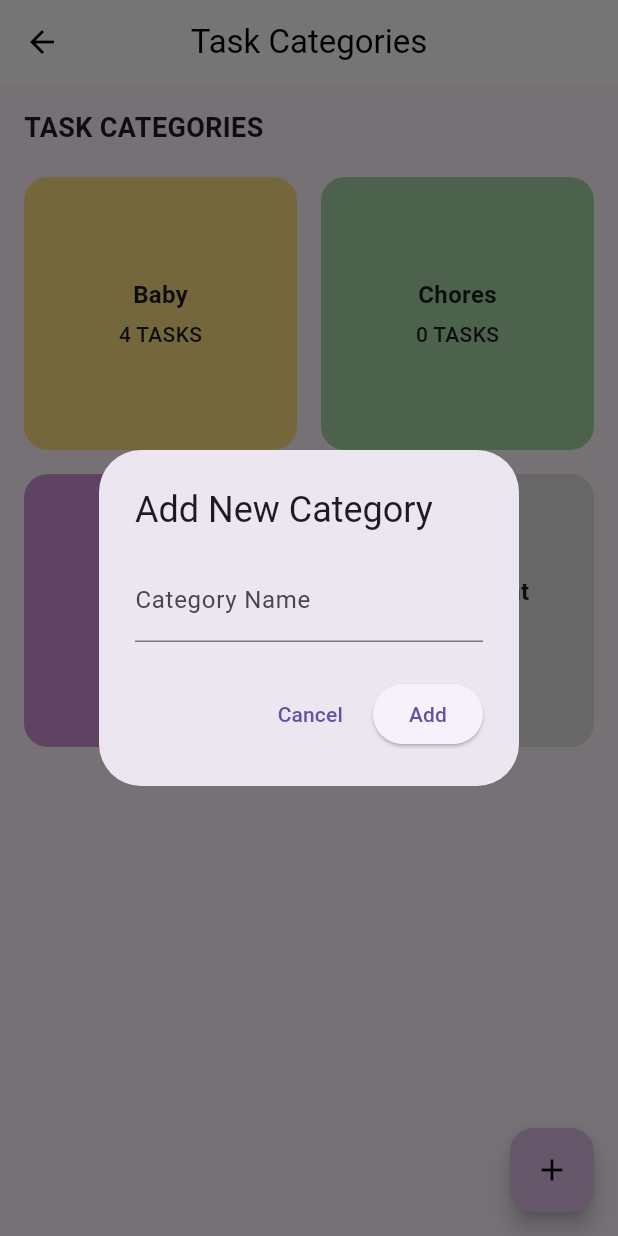
After one commit to zliu46/partners, a Flutter app: the TaskCategoriesPage screen opened by its route, after a tap on the "add" icon, on a phone screen of 412 x 824 dp. The commit adds this screen. Run offline on Flutter 3.47's test engine with Material 3 defaults, Android fonts, the phone set to English and light mode, and no system bars; our stand-ins replace firebase_auth, firebase_core; accounts and stored records are empty.

Commit message:
Create a add category dialog, update task_categories_page.dart, update provider

```diff
--- a/lib/pages/task_categories_page.dart
+++ b/lib/pages/task_categories_page.dart
@@ -1,6 +1,7 @@
 import 'package:flutter/material.dart';
 import 'package:provider/provider.dart';
 import '../provider/task_provider.dart';
+import '../widgets/add_category_dialog.dart';
 import '../widgets/task_category_card.dart';
 
 class TaskCategoriesPage extends StatelessWidget {
@@ -65,7 +66,7 @@ class TaskCategoriesPage extends StatelessWidget {
       // Floating Action Button to Add Category
       floatingActionButton: FloatingActionButton(
         onPressed: () {
-          _showAddCategoryDialog(context, taskProvider);
+          showAddCategoryDialog(context);
         },
         backgroundColor: Colors.purple[100],
         child: const Icon(Icons.add, color: Colors.black),
--- a/lib/provider/task_provider.dart
+++ b/lib/provider/task_provider.dart
@@ -42,7 +42,7 @@ class TaskProvider extends ChangeNotifier {
 
   final List<TaskCategory> _categories = [
     TaskCategory(title: "Baby", color: Colors.amber[200]!),
-    TaskCategory(title: "Room", color: Colors.green[200]!),
+    TaskCategory(title: "Chores", color: Colors.green[200]!),
     TaskCategory(title: "Groceries", color: Colors.purple[200]!),
     TaskCategory(title: "Appointment", color: Colors.grey[300]!),
   ];
--- /dev/null
+++ b/lib/widgets/add_category_dialog.dart
@@ -0,0 +1,50 @@
+import 'package:flutter/material.dart';
+import 'package:provider/provider.dart';
+import '../provider/task_provider.dart';
+
+class AddCategoryDialog extends StatefulWidget {
+  const AddCategoryDialog({super.key});
+
+  @override
+  _AddCategoryDialogState createState() => _AddCategoryDialogState();
+}
+
+class _AddCategoryDialogState extends State<AddCategoryDialog> {
+  final TextEditingController categoryController = TextEditingController();
+
+  @override
+  Widget build(BuildContext context) {
+    final taskProvider = Provider.of<TaskProvider>(context, listen: false);
+
+    return AlertDialog(
+      title: const Text("Add New Category"),
+      content: TextField(
+        controller: categoryController,
+        decoration: const InputDecoration(labelText: "Category Name"),
+      ),
+      actions: [
+        TextButton(
+          onPressed: () => Navigator.pop(context),
+          child: const Text("Cancel"),
+        ),
+        ElevatedButton(
+          onPressed: () {
+            if (categoryController.text.isNotEmpty) {
+              taskProvider.addCategory(categoryController.text, Colors.blue[100]!);
+              Navigator.pop(context);
+            }
+          },
+          child: const Text("Add"),
+        ),
+      ],
+    );
+  }
+}
+
+// 🔹 Function to Show the Dialog
+void showAddCategoryDialog(BuildContext context) {
+  showDialog(
+    context: context,
+    builder: (context) => const AddCategoryDialog(),
+  );
+}
```
